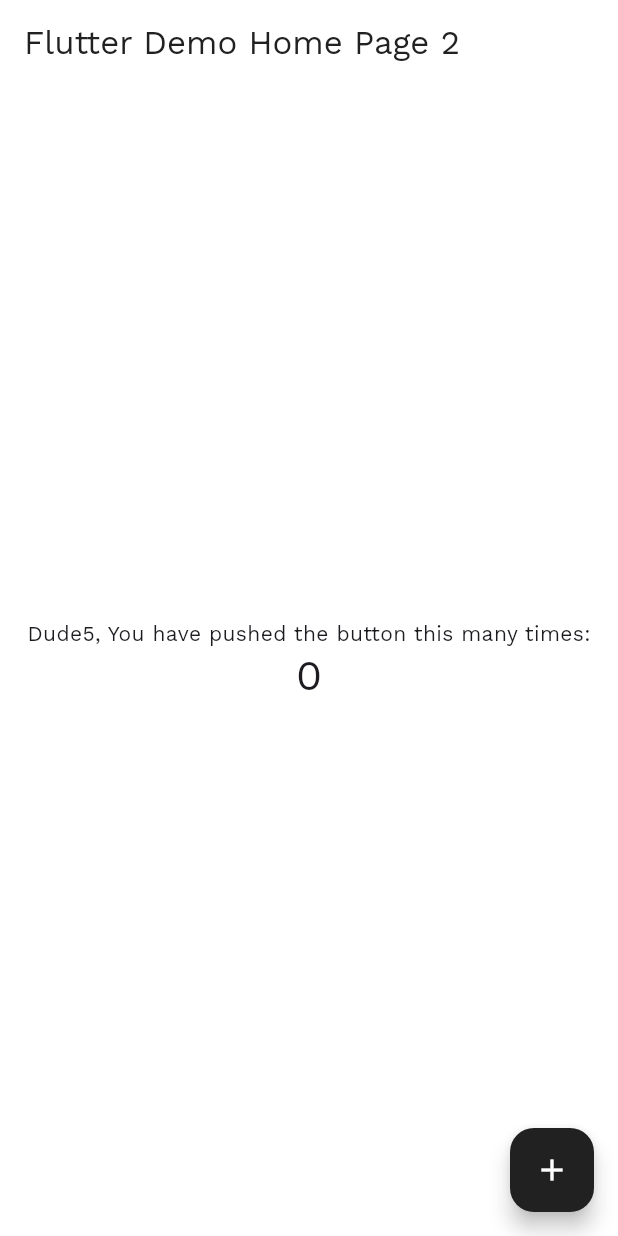
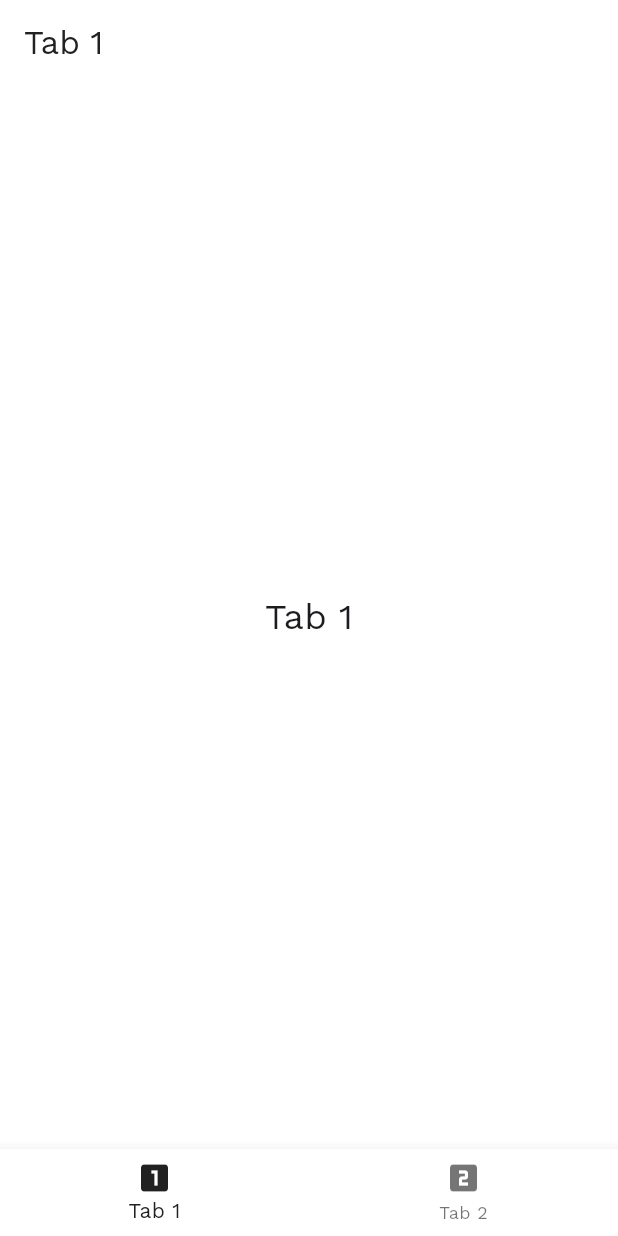
Before and after one commit to mbylstra/Grouseries, a Flutter app: the screen it shows after launch, on a phone screen of 412 x 824 dp. Run offline on Flutter 3.47's test engine with Material 3 defaults, Android fonts, the phone set to English and light mode, and no system bars; our stand-ins replace google_fonts.

Commit message:
Refactor MyHomePage to implement a bottom navigation bar with two tabs

```diff
--- a/lib/main.dart
+++ b/lib/main.dart
@@ -51,69 +51,46 @@ class MyHomePage extends StatefulWidget {
 }
 
 class _MyHomePageState extends State<MyHomePage> {
-  int _counter = 0;
+  int _selectedIndex = 0;
 
-  void _incrementCounter() {
+  static const List<Widget> _pages = <Widget>[
+    Center(child: Text('Tab 1', style: TextStyle(fontSize: 24))),
+    Center(child: Text('Tab 2', style: TextStyle(fontSize: 24))),
+  ];
+
+  static const List<String> _titles = <String>[
+    'Tab 1',
+    'Tab 2',
+  ];
+
+  void _onItemTapped(int index) {
     setState(() {
-      // This call to setState tells the Flutter framework that something has
-      // changed in this State, which causes it to rerun the build method below
-      // so that the display can reflect the updated values. If we changed
-      // _counter without calling setState(), then the build method would not be
-      // called again, and so nothing would appear to happen.
-      _counter++;
+      _selectedIndex = index;
     });
   }
 
   @override
   Widget build(BuildContext context) {
-    // This method is rerun every time setState is called, for instance as done
-    // by the _incrementCounter method above.
-    //
-    // The Flutter framework has been optimized to make rerunning build methods
-    // fast, so that you can just rebuild anything that needs updating rather
-    // than having to individually change instances of widgets.
     return Scaffold(
       appBar: AppBar(
-        // TRY THIS: Try changing the color here to a specific color (to
-        // Colors.amber, perhaps?) and trigger a hot reload to see the AppBar
-        // change color while the other colors stay the same.
         backgroundColor: Theme.of(context).colorScheme.inversePrimary,
-        // Here we take the value from the MyHomePage object that was created by
-        // the App.build method, and use it to set our appbar title.
-        title: Text(widget.title),
+        title: Text(_titles[_selectedIndex]),
       ),
-      body: Center(
-        // Center is a layout widget. It takes a single child and positions it
-        // in the middle of the parent.
-        child: Column(
-          // Column is also a layout widget. It takes a list of children and
-          // arranges them vertically. By default, it sizes itself to fit its
-          // children horizontally, and tries to be as tall as its parent.
-          //
-          // Column has various properties to control how it sizes itself and
-          // how it positions its children. Here we use mainAxisAlignment to
-          // center the children vertically; the main axis here is the vertical
-          // axis because Columns are vertical (the cross axis would be
-          // horizontal).
-          //
-          // TRY THIS: Invoke "debug painting" (choose the "Toggle Debug Paint"
-          // action in the IDE, or press "p" in the console), to see the
-          // wireframe for each widget.
-          mainAxisAlignment: MainAxisAlignment.center,
-          children: <Widget>[
-            const Text('Dude5, You have pushed the button this many times:'),
-            Text(
-              '$_counter',
-              style: Theme.of(context).textTheme.headlineMedium,
-            ),
-          ],
-        ),
+      body: _pages[_selectedIndex],
+      bottomNavigationBar: BottomNavigationBar(
+        items: const <BottomNavigationBarItem>[
+          BottomNavigationBarItem(
+            icon: Icon(Icons.looks_one),
+            label: 'Tab 1',
+          ),
+          BottomNavigationBarItem(
+            icon: Icon(Icons.looks_two),
+            label: 'Tab 2',
+          ),
+        ],
+        currentIndex: _selectedIndex,
+        onTap: _onItemTapped,
       ),
-      floatingActionButton: FloatingActionButton(
-        onPressed: _incrementCounter,
-        tooltip: 'Increment',
-        child: const Icon(Icons.add),
-      ), // This trailing comma makes auto-formatting nicer for build methods.
     );
   }
 }
```
